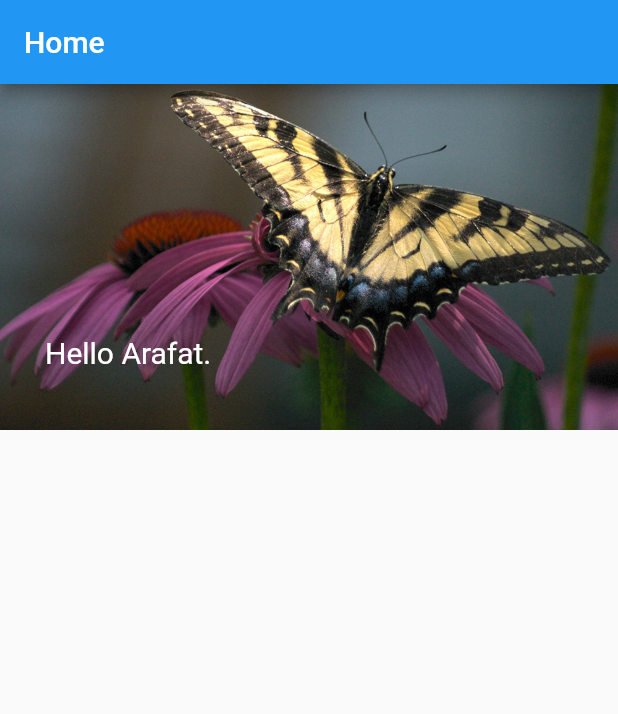
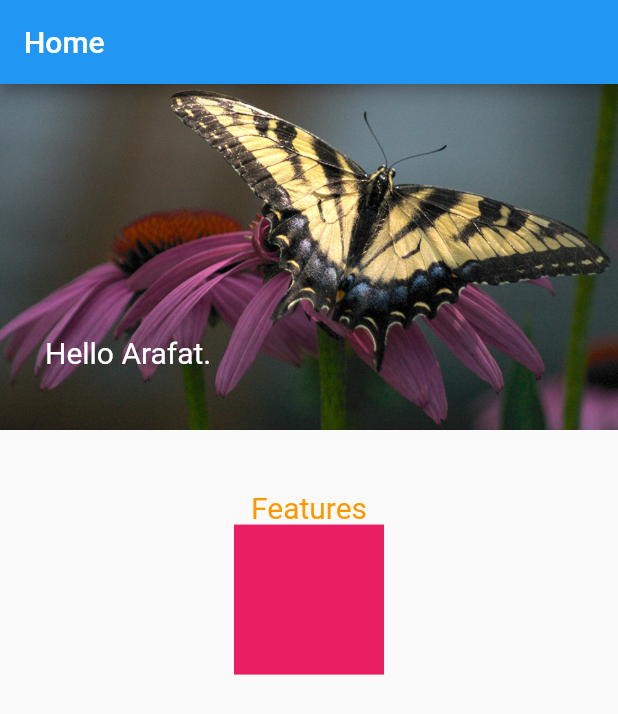
Before and after one commit to amiarafat/flutter_tutorial, a Flutter app: the screen it shows after launch, on a phone screen of 412 x 824 dp. Shown: the top 714 px of the screen. Run offline on Flutter 3.47's test engine with Material 2 defaults, Android fonts, the phone set to English and light mode, and no system bars.

Commit message:
size box

```diff
--- a/lib/main.dart
+++ b/lib/main.dart
@@ -39,6 +39,21 @@ class HomePage extends StatelessWidget{
 
                 )
               ],
+            ),
+            SizedBox(
+              height: 40,
+            ),
+            Text("Features",style: TextStyle(color: Colors.orange,fontSize: 20)),
+            SizedBox(
+              height: 100,
+                width: 100,
+              child: Container(
+
+                decoration: BoxDecoration(
+                  color: Colors.pink
+                ),
+
+              ),
             )
           ],
         )
```
